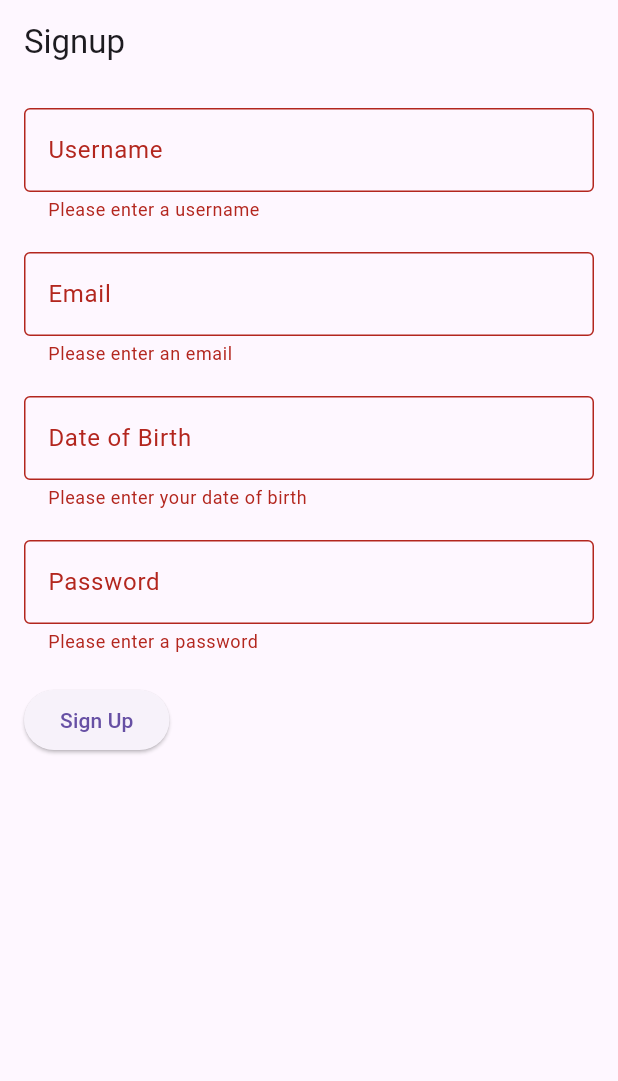
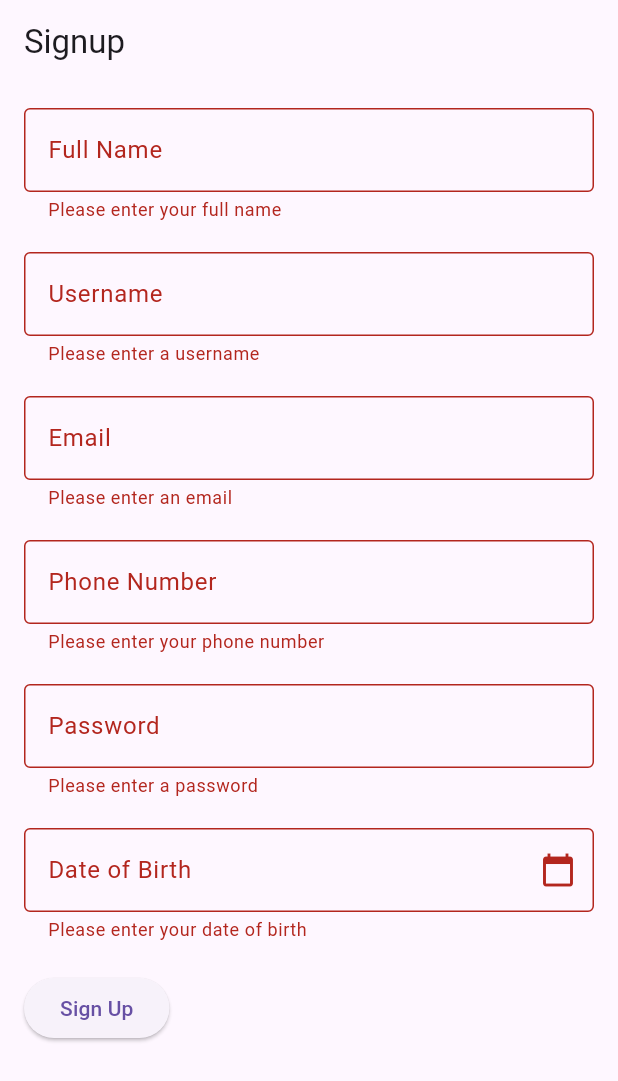
Before and after one commit to digoabari1/ica10, a Flutter app: the screen it shows after launch, after a tap on "Sign Up", on a phone screen of 412 x 824 dp. Shown: the top 1081 px of the screen. Run offline on Flutter 3.47's test engine with Material 3 defaults, Android fonts, the phone set to English and light mode, and no system bars; our stand-ins replace email_validator.

Commit message:
Update main.dart

```diff
--- a/lib/main.dart
+++ b/lib/main.dart
@@ -30,10 +30,26 @@ class SignupPage extends StatefulWidget {
 
 class _SignupPageState extends State<SignupPage> {
   final _formKey = GlobalKey<FormState>();
+  final TextEditingController _fullNameController = TextEditingController();
   final TextEditingController _usernameController = TextEditingController();
   final TextEditingController _emailController = TextEditingController();
+  final TextEditingController _phoneController = TextEditingController();
+  final TextEditingController _passwordController = TextEditingController();
   final TextEditingController _dobController = TextEditingController();
-  final TextEditingController _passwordController = TextEditingController();
+
+  void _selectDate(BuildContext context) async {
+    DateTime? pickedDate = await showDatePicker(
+      context: context,
+      initialDate: DateTime.now(),
+      firstDate: DateTime(1900),
+      lastDate: DateTime.now(),
+    );
+    if (pickedDate != null) {
+      setState(() {
+        _dobController.text = "\${pickedDate.toLocal()}".split(' ')[0];
+      });
+    }
+  }
 
   void _navigateToWelcomeScreen(BuildContext context, String username) {
     Navigator.push(
@@ -55,6 +71,20 @@ class _SignupPageState extends State<SignupPage> {
           child: Column(
             crossAxisAlignment: CrossAxisAlignment.start,
             children: [
+              TextFormField(
+                controller: _fullNameController,
+                decoration: const InputDecoration(
+                  labelText: 'Full Name',
+                  border: OutlineInputBorder(),
+                ),
+                validator: (value) {
+                  if (value == null || value.isEmpty) {
+                    return 'Please enter your full name';
+                  }
+                  return null;
+                },
+              ),
+              const SizedBox(height: 20),
               TextFormField(
                 controller: _usernameController,
                 decoration: const InputDecoration(
@@ -86,14 +116,15 @@ class _SignupPageState extends State<SignupPage> {
               ),
               const SizedBox(height: 20),
               TextFormField(
-                controller: _dobController,
+                controller: _phoneController,
+                keyboardType: TextInputType.phone,
                 decoration: const InputDecoration(
-                  labelText: 'Date of Birth',
+                  labelText: 'Phone Number',
                   border: OutlineInputBorder(),
                 ),
                 validator: (value) {
                   if (value == null || value.isEmpty) {
-                    return 'Please enter your date of birth';
+                    return 'Please enter your phone number';
                   }
                   return null;
                 },
@@ -113,6 +144,25 @@ class _SignupPageState extends State<SignupPage> {
                     return 'Password must be at least 6 characters long';
                   } else if (!RegExp(r'^(?=.*[0-9]).{6,}$').hasMatch(value)) {
                     return 'Password must contain at least one number';
+                  }
+                  return null;
+                },
+              ),
+              const SizedBox(height: 20),
+              TextFormField(
+                controller: _dobController,
+                readOnly: true,
+                decoration: InputDecoration(
+                  labelText: 'Date of Birth',
+                  border: OutlineInputBorder(),
+                  suffixIcon: IconButton(
+                    icon: const Icon(Icons.calendar_today),
+                    onPressed: () => _selectDate(context),
+                  ),
+                ),
+                validator: (value) {
+                  if (value == null || value.isEmpty) {
+                    return 'Please enter your date of birth';
                   }
                   return null;
                 },
```
